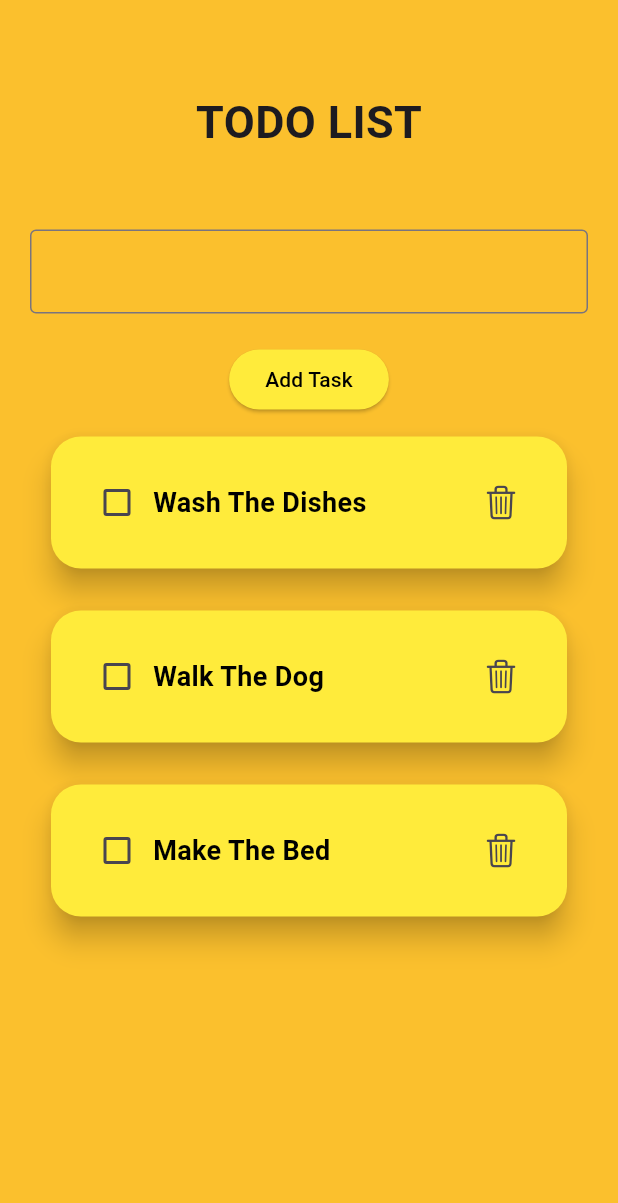
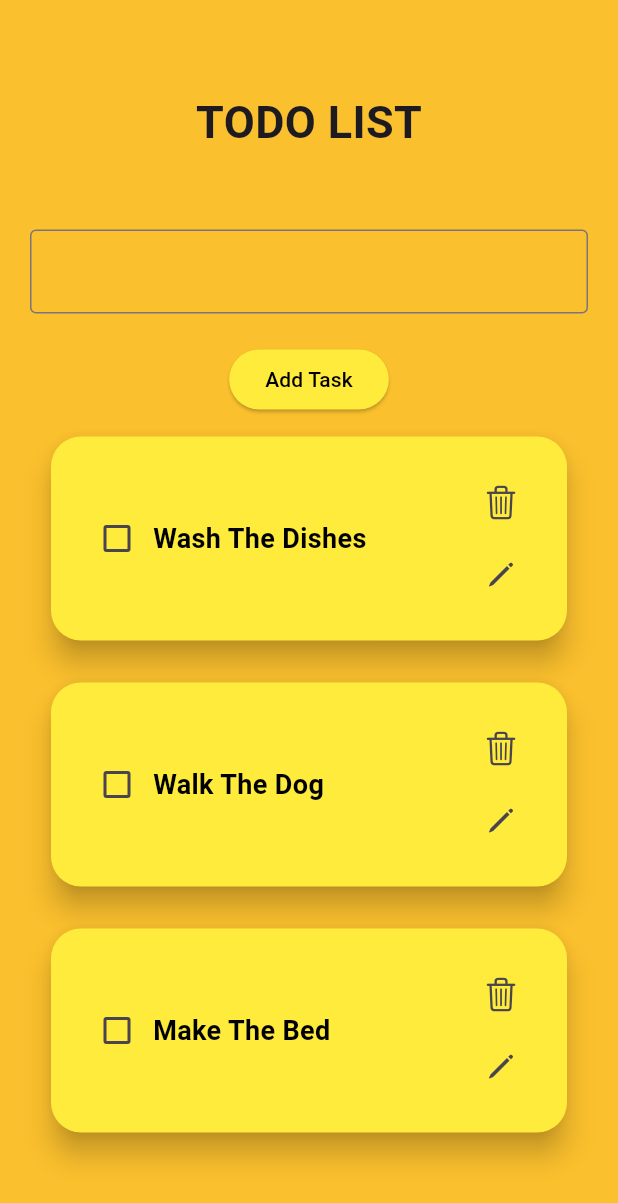
Before and after one commit to YOU-CANT-GUARD-ME/Flutter-Study, a Flutter app: the Settingspage screen opened directly, on a phone screen of 412 x 824 dp. Shown: the top 1203 px of the screen. Run offline on Flutter 3.47's test engine with Material 3 defaults, Android fonts, the phone set to English and light mode, and no system bars.

Commit message:
Todo class

```diff
--- /dev/null
+++ b/lib/models/todo.dart
@@ -0,0 +1,9 @@
+class Todo {
+  String title;
+  bool isCompleted;
+
+  Todo({
+    required this.title,
+    this.isCompleted = false,
+  });
+}
--- a/lib/pages/settingspage.dart
+++ b/lib/pages/settingspage.dart
@@ -1,5 +1,6 @@
 import 'package:flutter/cupertino.dart';
 import 'package:flutter/material.dart';
+import 'package:study4/models/todo.dart';
 
 class Settingspage extends StatefulWidget {
   const Settingspage({super.key});
@@ -10,15 +11,11 @@ class Settingspage extends StatefulWidget {
 
 class _SettingspageState extends State<Settingspage> {
   TextEditingController todoController = TextEditingController();
-  List<bool> isChecked = [
-    false,
-    false,
-    false,
-  ];
-  List<String> todo = [
-    "Wash The Dishes",
-    "Walk The Dog",
-    "Make The Bed",
+  int? editingIndex;
+  List<Todo> todos = [
+    Todo(title:  "Wash The Dishes"),
+    Todo(title: "Walk The Dog"),
+    Todo(title: "Make The Bed"),
   ];
 
   @override
@@ -75,8 +72,11 @@ class _SettingspageState extends State<Settingspage> {
               onPressed: () {
                 if (todoController.text.trim().isNotEmpty) {
                   setState(() {
-                    todo.add(todoController.text);
-                    isChecked.add(false);
+                    todos.add(
+                      Todo(
+                        title: todoController.text.trim(),
+                      ),
+                    );
                   });
                 }
                 todoController.clear();
@@ -90,7 +90,7 @@ class _SettingspageState extends State<Settingspage> {
 
             Expanded(
               child: ListView.builder(
-                itemCount: todo.length,
+                itemCount: todos.length,
                 itemBuilder: (context, index) {
                   return Padding(
                     padding: EdgeInsetsGeometry.symmetric(
@@ -108,10 +108,10 @@ class _SettingspageState extends State<Settingspage> {
                         child: Row(
                           children: [
                             Checkbox(
-                              value: isChecked[index],
+                              value: todos[index].isCompleted,
                               onChanged: (value) {
                                 setState(() {
-                                  isChecked[index] = value!;
+                                  todos[index].isCompleted = value!;
                                 });
                               },
                               fillColor: WidgetStateProperty.resolveWith<Color>((states) {
@@ -124,27 +124,55 @@ class _SettingspageState extends State<Settingspage> {
 
                             Expanded(
                               child: Text(
-                                todo[index],
+                                todos[index].title,
                                 style: TextStyle(
                                   fontSize: 18,
                                   fontWeight: FontWeight.bold,
-                                  color: isChecked[index]
+                                  color: todos[index].isCompleted
                                         ? Colors.grey
                                         : Colors.black,
-                                  decoration: isChecked[index]
+                                  decoration: todos[index].isCompleted
                                       ? TextDecoration.lineThrough
                                       : TextDecoration.none,
                                 ),
                               ),
                             ),
 
+                            Column(
+                              children: [
                                 IconButton(
                                   onPressed: () {
                                     setState(() {
-                                  todo.removeAt(index);
+                                      todos.removeAt(index);
                                     });
                                   },
                                   icon: Icon(CupertinoIcons.trash),
+                                ),
+
+                                IconButton(
+                                  onPressed: () {
+                                    if (editingIndex == index) {
+                                      if (todoController.text.trim().isNotEmpty) {
+                                        setState(() {
+                                          todos[index].title = todoController.text.trim();
+                                          editingIndex = null;
+                                          todoController.clear();
+                                        });
+                                      }
+                                    } else {
+                                      setState(() {
+                                        editingIndex = index;
+                                        todoController.text = todos[index].title;
+                                      });
+                                    }
+                                  },
+                                  icon: Icon(
+                                    editingIndex == index
+                                        ? CupertinoIcons.check_mark
+                                        : CupertinoIcons.pen,
+                                  ),
+                                ),
+                              ],
                             ),
                           ],
                         ),
```
Lines whose indentation alone changed are shown as unchanged.
